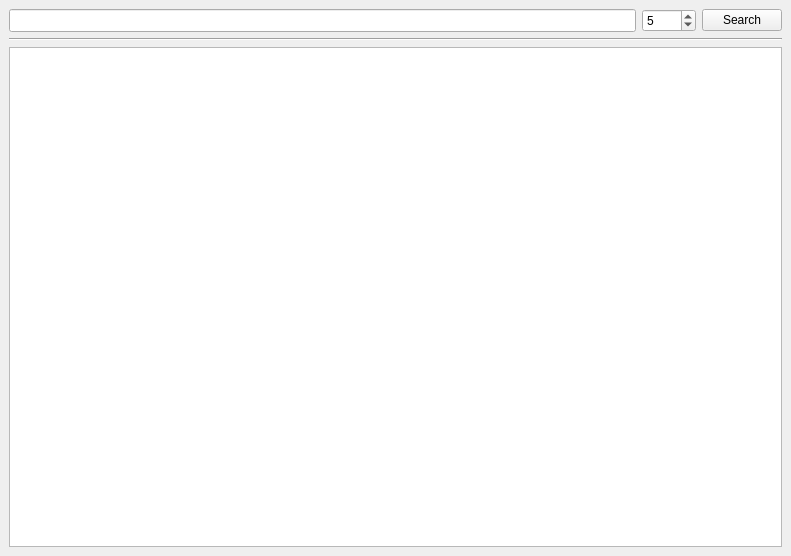
First picture: the form in mainwindow.ui, repository Habitate/news-feed, before the edit.
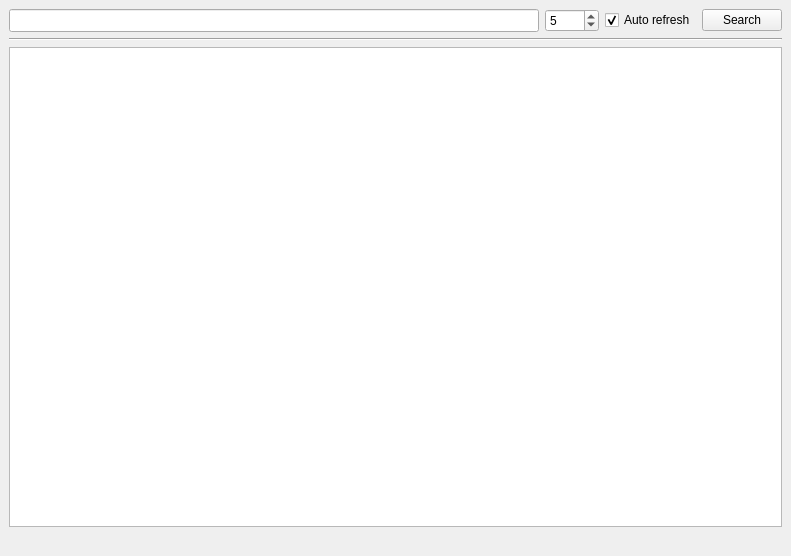
Second picture: the form after the edit.

Commit message: Added auto-refresh. Refactored most things.

What changed in the file:
```diff
--- a/mainwindow.ui
+++ b/mainwindow.ui
@@ -44,6 +44,16 @@
           </property>
          </widget>
         </item>
+        <item>
+         <widget class="QCheckBox" name="refresh_toggle">
+          <property name="text">
+           <string>Auto refresh</string>
+          </property>
+          <property name="checked">
+           <bool>true</bool>
+          </property>
+         </widget>
+        </item>
         <item>
          <widget class="QPushButton" name="search_button">
           <property name="text">
@@ -64,14 +74,27 @@
        <widget class="QListWidget" name="article_list">
         <property name="font">
          <font>
-          <family>Arial</family>
-          <pointsize>13</pointsize>
+          <family>MS Shell Dlg 2</family>
+          <pointsize>12</pointsize>
+          <stylestrategy>PreferAntialias</stylestrategy>
+          <kerning>false</kerning>
          </font>
         </property>
        </widget>
       </item>
      </layout>
     </item>
+    <item>
+     <layout class="QHBoxLayout" name="horizontalLayout_2">
+      <item>
+       <widget class="QLabel" name="refresh_status">
+        <property name="text">
+         <string/>
+        </property>
+       </widget>
+      </item>
+     </layout>
+    </item>
    </layout>
   </widget>
  </widget>
```
Left out of the diff: 3 changed lines with no effect on the pictures. The commit also changes 6 other files.
